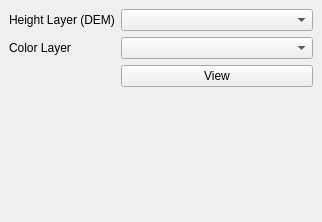
First picture: the form in DemViewer/dem_viewer_dockwidget_base.ui, repository joseluiscd/qgis-dem-view, before the edit.
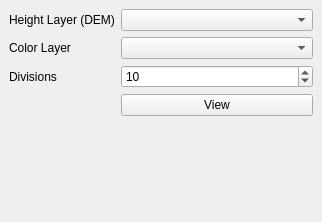
Second picture: the form after the edit.

Commit message: Open a window to see the DEM

What changed in the file:
```diff
--- a/DemViewer/dem_viewer_dockwidget_base.ui
+++ b/DemViewer/dem_viewer_dockwidget_base.ui
@@ -35,13 +35,33 @@
     <item row="1" column="1">
      <widget class="QComboBox" name="colorLayerBox"/>
     </item>
-    <item row="2" column="1">
-     <widget class="QPushButton" name="pushButton">
+    <item row="3" column="1">
+     <widget class="QPushButton" name="viewButton">
       <property name="text">
        <string>View</string>
       </property>
      </widget>
     </item>
+    <item row="2" column="1">
+     <widget class="QSpinBox" name="precisionBox">
+      <property name="minimum">
+       <number>1</number>
+      </property>
+      <property name="maximum">
+       <number>1000</number>
+      </property>
+      <property name="value">
+       <number>10</number>
+      </property>
+     </widget>
+    </item>
+    <item row="2" column="0">
+     <widget class="QLabel" name="label_3">
+      <property name="text">
+       <string>Divisions</string>
+      </property>
+     </widget>
+    </item>
    </layout>
   </widget>
  </widget>
```
The commit also changes 2 other files.
